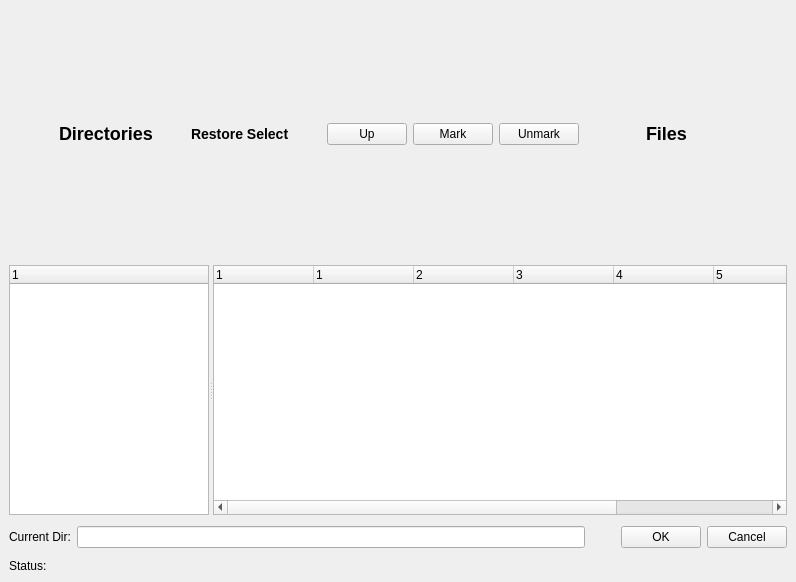
The window that src/qt-console/restore/restore.ui (naszaklasa/bacula) describes before a commit, drawn with Qt 5.
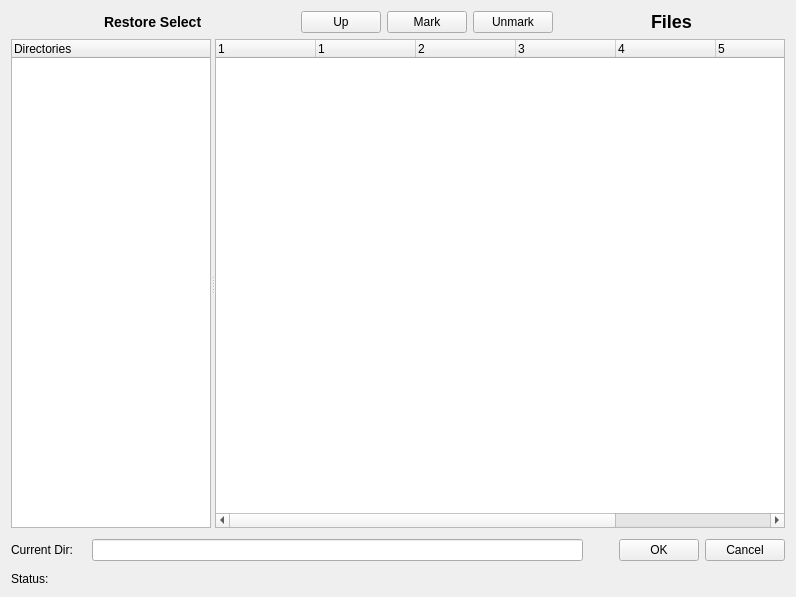
The same window after the commit. Icons and pictures are not drawn.

```diff
--- a/src/qt-console/restore/restore.ui
+++ b/src/qt-console/restore/restore.ui
@@ -6,29 +6,174 @@
     <x>0</x>
     <y>0</y>
     <width>796</width>
-    <height>582</height>
+    <height>597</height>
    </rect>
   </property>
   <property name="windowTitle" >
    <string>Form</string>
   </property>
   <layout class="QGridLayout" >
-   <property name="margin" >
-    <number>9</number>
-   </property>
-   <property name="spacing" >
-    <number>6</number>
-   </property>
-   <item row="1" column="0" >
+   <item row="0" column="0" >
+    <spacer>
+     <property name="orientation" >
+      <enum>Qt::Horizontal</enum>
+     </property>
+     <property name="sizeType" >
+      <enum>QSizePolicy::Expanding</enum>
+     </property>
+     <property name="sizeHint" >
+      <size>
+       <width>81</width>
+       <height>20</height>
+      </size>
+     </property>
+    </spacer>
+   </item>
+   <item row="0" column="1" >
+    <widget class="QLabel" name="label_5" >
+     <property name="maximumSize" >
+      <size>
+       <width>16777215</width>
+       <height>41</height>
+      </size>
+     </property>
+     <property name="text" >
+      <string>&lt;h3>Restore Select&lt;/h3></string>
+     </property>
+    </widget>
+   </item>
+   <item row="0" column="2" >
+    <spacer>
+     <property name="orientation" >
+      <enum>Qt::Horizontal</enum>
+     </property>
+     <property name="sizeType" >
+      <enum>QSizePolicy::Expanding</enum>
+     </property>
+     <property name="sizeHint" >
+      <size>
+       <width>51</width>
+       <height>21</height>
+      </size>
+     </property>
+    </spacer>
+   </item>
+   <item row="0" column="3" >
+    <widget class="QPushButton" name="upButton" >
+     <property name="sizePolicy" >
+      <sizepolicy vsizetype="Fixed" hsizetype="Fixed" >
+       <horstretch>0</horstretch>
+       <verstretch>0</verstretch>
+      </sizepolicy>
+     </property>
+     <property name="minimumSize" >
+      <size>
+       <width>35</width>
+       <height>0</height>
+      </size>
+     </property>
+     <property name="text" >
+      <string>Up</string>
+     </property>
+     <property name="icon" >
+      <iconset resource="../main.qrc" >:/images/up.png</iconset>
+     </property>
+    </widget>
+   </item>
+   <item row="0" column="4" >
+    <widget class="QPushButton" name="markButton" >
+     <property name="sizePolicy" >
+      <sizepolicy vsizetype="Fixed" hsizetype="Fixed" >
+       <horstretch>0</horstretch>
+       <verstretch>0</verstretch>
+      </sizepolicy>
+     </property>
+     <property name="minimumSize" >
+      <size>
+       <width>35</width>
+       <height>0</height>
+      </size>
+     </property>
+     <property name="text" >
+      <string>Mark</string>
+     </property>
+     <property name="icon" >
+      <iconset resource="../main.qrc" >:/images/check.png</iconset>
+     </property>
+    </widget>
+   </item>
+   <item row="0" column="5" >
+    <widget class="QPushButton" name="unmarkButton" >
+     <property name="sizePolicy" >
+      <sizepolicy vsizetype="Fixed" hsizetype="Fixed" >
+       <horstretch>0</horstretch>
+       <verstretch>0</verstretch>
+      </sizepolicy>
+     </property>
+     <property name="minimumSize" >
+      <size>
+       <width>50</width>
+       <height>0</height>
+      </size>
+     </property>
+     <property name="text" >
+      <string>Unmark</string>
+     </property>
+     <property name="icon" >
+      <iconset resource="../main.qrc" >:/images/unchecked.png</iconset>
+     </property>
+    </widget>
+   </item>
+   <item row="0" column="6" >
+    <spacer>
+     <property name="orientation" >
+      <enum>Qt::Horizontal</enum>
+     </property>
+     <property name="sizeType" >
+      <enum>QSizePolicy::Expanding</enum>
+     </property>
+     <property name="sizeHint" >
+      <size>
+       <width>81</width>
+       <height>21</height>
+      </size>
+     </property>
+    </spacer>
+   </item>
+   <item row="0" column="7" >
+    <widget class="QLabel" name="label_2" >
+     <property name="text" >
+      <string>&lt;h2>Files&lt;/h2></string>
+     </property>
+    </widget>
+   </item>
+   <item row="0" column="8" >
+    <spacer>
+     <property name="orientation" >
+      <enum>Qt::Horizontal</enum>
+     </property>
+     <property name="sizeHint" >
+      <size>
+       <width>71</width>
+       <height>21</height>
+      </size>
+     </property>
+    </spacer>
+   </item>
+   <item row="1" column="0" colspan="9" >
     <widget class="QSplitter" name="splitter" >
+     <property name="sizePolicy" >
+      <sizepolicy vsizetype="Expanding" hsizetype="Expanding" >
+       <horstretch>0</horstretch>
+       <verstretch>0</verstretch>
+      </sizepolicy>
+     </property>
      <property name="orientation" >
       <enum>Qt::Horizontal</enum>
      </property>
      <widget class="QTreeWidget" name="directoryWidget" >
       <property name="sizePolicy" >
-       <sizepolicy>
-        <hsizetype>5</hsizetype>
-        <vsizetype>7</vsizetype>
+       <sizepolicy vsizetype="Expanding" hsizetype="Fixed" >
         <horstretch>1</horstretch>
         <verstretch>1</verstretch>
        </sizepolicy>
@@ -65,15 +210,13 @@
       </property>
       <column>
        <property name="text" >
-        <string>1</string>
+        <string>Directories</string>
        </property>
       </column>
      </widget>
      <widget class="QTreeWidget" name="fileWidget" >
       <property name="sizePolicy" >
-       <sizepolicy>
-        <hsizetype>7</hsizetype>
-        <vsizetype>5</vsizetype>
+       <sizepolicy vsizetype="Expanding" hsizetype="Fixed" >
         <horstretch>144</horstretch>
         <verstretch>1</verstretch>
        </sizepolicy>
@@ -143,246 +286,12 @@
      </widget>
     </widget>
    </item>
-   <item row="0" column="0" >
+   <item row="2" column="0" colspan="9" >
     <layout class="QHBoxLayout" >
-     <property name="margin" >
-      <number>0</number>
-     </property>
-     <property name="spacing" >
-      <number>6</number>
-     </property>
-     <item>
-      <spacer>
-       <property name="orientation" >
-        <enum>Qt::Horizontal</enum>
-       </property>
-       <property name="sizeType" >
-        <enum>QSizePolicy::Preferred</enum>
-       </property>
-       <property name="sizeHint" >
-        <size>
-         <width>50</width>
-         <height>30</height>
-        </size>
-       </property>
-      </spacer>
-     </item>
-     <item>
-      <widget class="QLabel" name="label_3" >
-       <property name="text" >
-        <string>&lt;h2>Directories&lt;/h2></string>
-       </property>
-      </widget>
-     </item>
-     <item>
-      <spacer>
-       <property name="orientation" >
-        <enum>Qt::Horizontal</enum>
-       </property>
-       <property name="sizeType" >
-        <enum>QSizePolicy::Expanding</enum>
-       </property>
-       <property name="sizeHint" >
-        <size>
-         <width>16</width>
-         <height>30</height>
-        </size>
-       </property>
-      </spacer>
-     </item>
-     <item>
-      <widget class="QLabel" name="label_5" >
-       <property name="maximumSize" >
-        <size>
-         <width>16777215</width>
-         <height>15</height>
-        </size>
-       </property>
-       <property name="text" >
-        <string>&lt;h3>Restore Select&lt;/h3></string>
-       </property>
-      </widget>
-     </item>
-     <item>
-      <spacer>
-       <property name="orientation" >
-        <enum>Qt::Horizontal</enum>
-       </property>
-       <property name="sizeType" >
-        <enum>QSizePolicy::Expanding</enum>
-       </property>
-       <property name="sizeHint" >
-        <size>
-         <width>16</width>
-         <height>20</height>
-        </size>
-       </property>
-      </spacer>
-     </item>
-     <item>
-      <widget class="QPushButton" name="upButton" >
-       <property name="sizePolicy" >
-        <sizepolicy>
-         <hsizetype>5</hsizetype>
-         <vsizetype>0</vsizetype>
-         <horstretch>0</horstretch>
-         <verstretch>0</verstretch>
-        </sizepolicy>
-       </property>
-       <property name="minimumSize" >
-        <size>
-         <width>35</width>
-         <height>0</height>
-        </size>
-       </property>
-       <property name="text" >
-        <string>Up</string>
-       </property>
-       <property name="icon" >
-        <iconset resource="../main.qrc" >:/images/up.png</iconset>
-       </property>
-      </widget>
-     </item>
-     <item>
-      <widget class="QPushButton" name="markButton" >
-       <property name="sizePolicy" >
-        <sizepolicy>
-         <hsizetype>5</hsizetype>
-         <vsizetype>0</vsizetype>
-         <horstretch>0</horstretch>
-         <verstretch>0</verstretch>
-        </sizepolicy>
-       </property>
-       <property name="minimumSize" >
-        <size>
-         <width>35</width>
-         <height>0</height>
-        </size>
-       </property>
-       <property name="text" >
-        <string>Mark</string>
-       </property>
-       <property name="icon" >
-        <iconset resource="../main.qrc" >:/images/check.png</iconset>
-       </property>
-      </widget>
-     </item>
-     <item>
-      <widget class="QPushButton" name="unmarkButton" >
-       <property name="sizePolicy" >
-        <sizepolicy>
-         <hsizetype>5</hsizetype>
-         <vsizetype>0</vsizetype>
-         <horstretch>0</horstretch>
-         <verstretch>0</verstretch>
-        </sizepolicy>
-       </property>
-       <property name="minimumSize" >
-        <size>
-         <width>50</width>
-         <height>0</height>
-        </size>
-       </property>
-       <property name="text" >
-        <string>Unmark</string>
-       </property>
-       <property name="icon" >
-        <iconset resource="../main.qrc" >:/images/unchecked.png</iconset>
-       </property>
-      </widget>
-     </item>
-     <item>
-      <spacer>
-       <property name="orientation" >
-        <enum>Qt::Horizontal</enum>
-       </property>
-       <property name="sizeType" >
-        <enum>QSizePolicy::Expanding</enum>
-       </property>
-       <property name="sizeHint" >
-        <size>
-         <width>61</width>
-         <height>20</height>
-        </size>
-       </property>
-      </spacer>
-     </item>
-     <item>
-      <widget class="QLabel" name="label_2" >
-       <property name="text" >
-        <string>&lt;h2>Files&lt;/h2></string>
-       </property>
-      </widget>
-     </item>
-     <item>
-      <spacer>
-       <property name="orientation" >
-        <enum>Qt::Horizontal</enum>
-       </property>
-       <property name="sizeHint" >
-        <size>
-         <width>100</width>
-         <height>30</height>
-        </size>
-       </property>
-      </spacer>
-     </item>
-    </layout>
-   </item>
-   <item row="3" column="0" >
-    <layout class="QHBoxLayout" >
-     <property name="margin" >
-      <number>0</number>
-     </property>
-     <property name="spacing" >
-      <number>6</number>
-     </property>
-     <item>
-      <widget class="QLabel" name="label_4" >
-       <property name="sizePolicy" >
-        <sizepolicy>
-         <hsizetype>0</hsizetype>
-         <vsizetype>0</vsizetype>
-         <horstretch>0</horstretch>
-         <verstretch>0</verstretch>
-        </sizepolicy>
-       </property>
-       <property name="text" >
-        <string>Status:</string>
-       </property>
-      </widget>
-     </item>
-     <item>
-      <widget class="QLabel" name="statusLine" >
-       <property name="sizePolicy" >
-        <sizepolicy>
-         <hsizetype>5</hsizetype>
-         <vsizetype>0</vsizetype>
-         <horstretch>0</horstretch>
-         <verstretch>0</verstretch>
-        </sizepolicy>
-       </property>
-       <property name="text" >
-        <string/>
-       </property>
-      </widget>
-     </item>
-    </layout>
-   </item>
-   <item row="2" column="0" >
-    <layout class="QHBoxLayout" >
-     <property name="margin" >
-      <number>0</number>
-     </property>
-     <property name="spacing" >
-      <number>6</number>
-     </property>
      <item>
       <widget class="QLabel" name="label" >
        <property name="sizePolicy" >
-        <sizepolicy>
-         <hsizetype>0</hsizetype>
-         <vsizetype>5</vsizetype>
+        <sizepolicy vsizetype="Fixed" hsizetype="Fixed" >
          <horstretch>0</horstretch>
          <verstretch>0</verstretch>
         </sizepolicy>
@@ -395,6 +304,19 @@
        </property>
       </widget>
      </item>
+     <item>
+      <widget class="QLabel" name="statusLine" >
+       <property name="sizePolicy" >
+        <sizepolicy vsizetype="Fixed" hsizetype="Fixed" >
+         <horstretch>0</horstretch>
+         <verstretch>0</verstretch>
+        </sizepolicy>
+       </property>
+       <property name="text" >
+        <string/>
+       </property>
+      </widget>
+     </item>
      <item>
       <widget class="QLineEdit" name="lineEdit" >
        <property name="minimumSize" >
@@ -437,6 +359,19 @@
      </item>
     </layout>
    </item>
+   <item row="3" column="0" >
+    <widget class="QLabel" name="label_4" >
+     <property name="sizePolicy" >
+      <sizepolicy vsizetype="Fixed" hsizetype="Fixed" >
+       <horstretch>0</horstretch>
+       <verstretch>0</verstretch>
+      </sizepolicy>
+     </property>
+     <property name="text" >
+      <string>Status:</string>
+     </property>
+    </widget>
+   </item>
   </layout>
   <action name="actionMark" >
    <property name="icon" >
```
Left out of the diff: 3 changed lines with no effect on the pictures.
